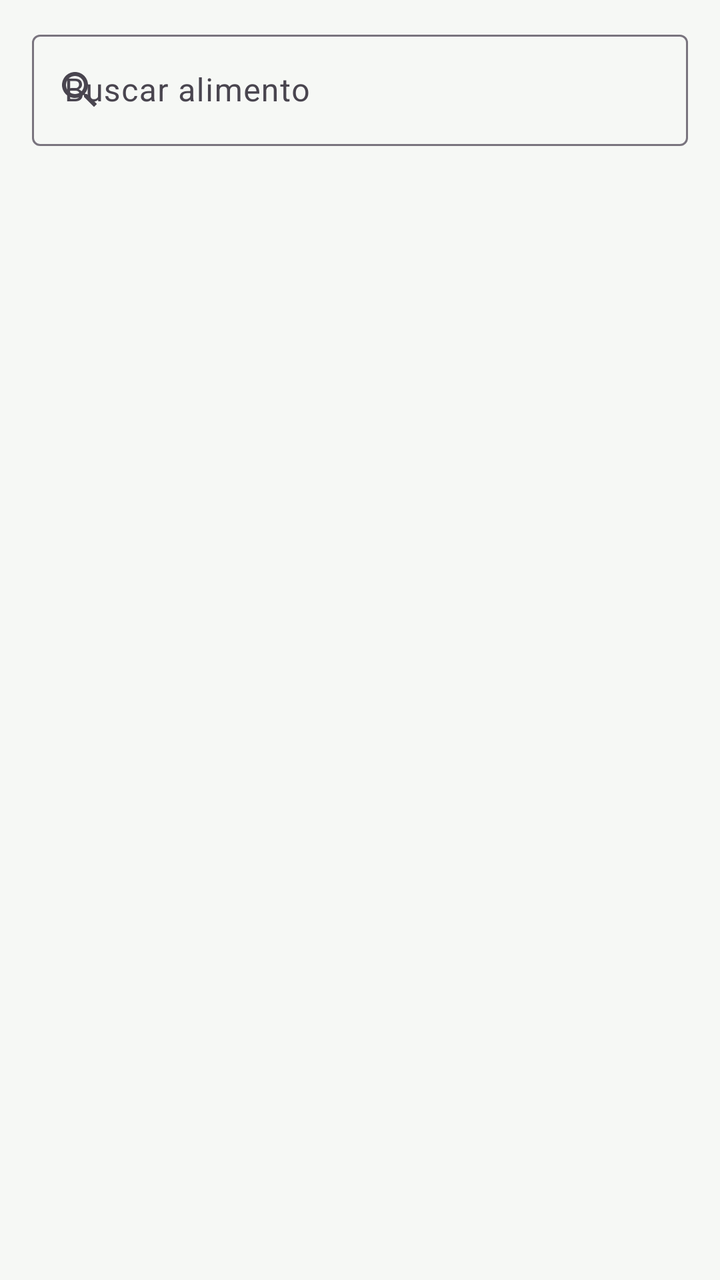
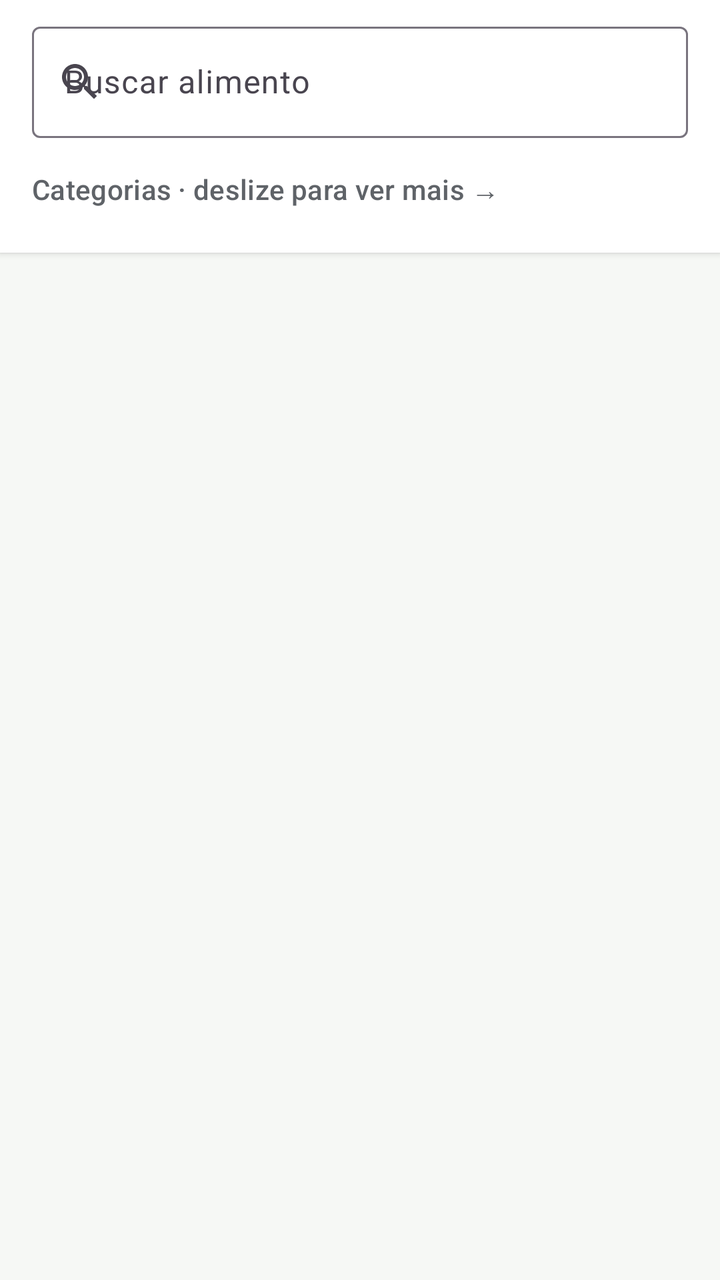

Screens rendered from an Android XML layout before and after an edit, with the pre-edit source and the edit as a unified diff.
<!-- AndroidManifest.xml: application theme Theme.TreinoCerto -->
<!-- res/layout/activity_adicionar_alimento.xml -->
<?xml version="1.0" encoding="utf-8"?>
<LinearLayout xmlns:android="http://schemas.android.com/apk/res/android"
    xmlns:app="http://schemas.android.com/apk/res-auto"
    android:layout_width="match_parent"
    android:layout_height="match_parent"
    android:orientation="vertical">

    <com.google.android.material.textfield.TextInputLayout
        style="@style/CampoTexto"
        android:layout_width="match_parent"
        android:layout_height="wrap_content"
        android:layout_marginHorizontal="@dimen/espaco_medio"
        android:hint="@string/alimento_buscar"
        app:endIconMode="clear_text"
        app:startIconDrawable="@drawable/ic_busca">

        <com.google.android.material.textfield.TextInputEditText
            android:id="@+id/edtBusca"
            android:layout_width="match_parent"
            android:layout_height="wrap_content"
            android:imeOptions="actionSearch"
            android:inputType="text" />
    </com.google.android.material.textfield.TextInputLayout>

    <HorizontalScrollView
        android:layout_width="match_parent"
        android:layout_height="wrap_content"
        android:layout_marginTop="@dimen/espaco_pequeno"
        android:scrollbars="none">

        <com.google.android.material.chip.ChipGroup
            android:id="@+id/grupoCategorias"
            android:layout_width="wrap_content"
            android:layout_height="wrap_content"
            android:paddingHorizontal="@dimen/espaco_medio"
            app:selectionRequired="true"
            app:singleLine="true"
            app:singleSelection="true" />
    </HorizontalScrollView>

    <FrameLayout
        android:layout_width="match_parent"
        android:layout_height="match_parent">

        <androidx.recyclerview.widget.RecyclerView
            android:id="@+id/rvAlimentos"
            android:layout_width="match_parent"
            android:layout_height="match_parent"
            android:clipToPadding="false"
            android:padding="@dimen/espaco_pequeno" />

        <ProgressBar
            android:id="@+id/progresso"
            android:layout_width="wrap_content"
            android:layout_height="wrap_content"
            android:layout_gravity="center" />

        <include
            android:id="@+id/vazio"
            layout="@layout/layout_estado_vazio" />
    </FrameLayout>
</LinearLayout>
<!-- res/layout/layout_estado_vazio.xml (included above) -->
<?xml version="1.0" encoding="utf-8"?>
<LinearLayout xmlns:android="http://schemas.android.com/apk/res/android"
    xmlns:app="http://schemas.android.com/apk/res-auto"
    android:layout_width="match_parent"
    android:layout_height="wrap_content"
    android:layout_gravity="center"
    android:gravity="center"
    android:orientation="vertical"
    android:padding="@dimen/margem_tela"
    android:visibility="gone">

    <ImageView
        android:id="@+id/imgVazio"
        android:layout_width="72dp"
        android:layout_height="72dp"
        android:alpha="0.6"
        android:importantForAccessibility="no"
        app:tint="@color/verde_primario" />

    <TextView
        android:id="@+id/txtVazio"
        android:layout_width="wrap_content"
        android:layout_height="wrap_content"
        android:layout_marginTop="@dimen/espaco_medio"
        android:gravity="center"
        android:textAppearance="@style/Texto.Secundario" />

    <Button
        android:id="@+id/btnVazio"
        style="@style/Botao.Principal"
        android:layout_width="wrap_content"
        android:layout_height="wrap_content"
        android:layout_marginTop="@dimen/espaco_medio"
        android:visibility="gone" />
</LinearLayout>
<!-- resources referenced by this layout -->
<resources>
  <color name="verde_primario">#2E7D32</color>
  <dimen name="espaco_medio">16dp</dimen>
  <dimen name="espaco_pequeno">8dp</dimen>
  <dimen name="margem_tela">20dp</dimen>
  <!-- drawable ic_busca (drawable) -->
  <vector xmlns:android="http://schemas.android.com/apk/res/android"
      android:width="24dp"
      android:height="24dp"
      android:viewportWidth="24"
      android:viewportHeight="24"
      android:tint="?attr/colorControlNormal">
      <path
          android:fillColor="@android:color/white"
          android:fillType="evenOdd"
          android:pathData="M15.5,14h-0.79l-0.28,-0.27C15.41,12.59 16,11.11 16,9.5 16,5.91 13.09,3 9.5,3S3,5.91 3,9.5 5.91,16 9.5,16c1.61,0 3.09,-0.59 4.23,-1.57l0.27,0.28v0.79l5,4.99L20.49,19l-4.99,-5zM9.5,14C7.01,14 5,11.99 5,9.5S7.01,5 9.5,5 14,7.01 14,9.5 11.99,14 9.5,14z" />
  </vector>
  <string name="alimento_buscar">Buscar alimento</string>
  <style name="Botao.Principal" parent="Widget.Material3.Button">
          <item name="android:minHeight">56dp</item>
          <item name="android:textSize">16sp</item>
      </style>
  <style name="CampoTexto" parent="Widget.Material3.TextInputLayout.OutlinedBox">
          <item name="android:layout_marginTop">12dp</item>
      </style>
  <style name="Texto.Secundario" parent="TextAppearance.Material3.BodyMedium">
          <item name="android:textColor">@color/texto_secundario</item>
      </style>
  <style name="Theme.TreinoCerto" parent="Theme.Material3.DayNight">
          <item name="colorPrimary">@color/verde_primario</item>
          <item name="colorOnPrimary">@color/sobre_primario</item>
          <item name="colorPrimaryContainer">@color/verde_claro</item>
          <item name="colorSecondary">@color/laranja</item>
          <item name="colorSecondaryContainer">@color/laranja_claro</item>
          <item name="colorSurface">@color/superficie</item>
          <item name="android:colorBackground">@color/fundo</item>
          <item name="colorError">@color/erro</item>
          <item name="actionBarStyle">@style/Widget.TreinoCerto.ActionBar</item>
          
          <item name="actionBarTheme">@style/ThemeOverlay.Material3.Dark.ActionBar</item>
          <item name="android:statusBarColor">@color/cabecalho_inicio</item>
      </style>
  <color name="texto_secundario">#5F6368</color>
  <color name="sobre_primario">#FFFFFF</color>
  <color name="verde_claro">#C8E6C9</color>
  <color name="laranja">#F57C00</color>
  <color name="laranja_claro">#FFE0B2</color>
  <color name="superficie">#FFFFFF</color>
  <color name="fundo">#F6F8F5</color>
  <color name="erro">#C62828</color>
  <style name="Widget.TreinoCerto.ActionBar" parent="Widget.Material3.ActionBar.Solid">
          <item name="background">@color/barra_superior</item>
          <item name="titleTextStyle">@style/TextAppearance.TreinoCerto.ActionBarTitle</item>
      </style>
  <color name="cabecalho_inicio">#1B5E20</color>
  <color name="barra_superior">#2E7D32</color>
  <style name="TextAppearance.TreinoCerto.ActionBarTitle" parent="TextAppearance.Material3.TitleLarge">
          <item name="android:textColor">@color/branco</item>
      </style>
  <color name="branco">#FFFFFF</color>
</resources>

<!-- the commit's change to res/layout/activity_adicionar_alimento.xml (unified diff, before → after) -->
@@ -5,49 +5,81 @@
     android:layout_height="match_parent"
     android:orientation="vertical">
 
-    <com.google.android.material.textfield.TextInputLayout
-        style="@style/CampoTexto"
+    
+    <LinearLayout
         android:layout_width="match_parent"
         android:layout_height="wrap_content"
-        android:layout_marginHorizontal="@dimen/espaco_medio"
-        android:hint="@string/alimento_buscar"
-        app:endIconMode="clear_text"
-        app:startIconDrawable="@drawable/ic_busca">
+        android:background="@color/superficie"
+        android:elevation="2dp"
+        android:orientation="vertical"
+        android:paddingTop="@dimen/espaco_pequeno">
 
-        <com.google.android.material.textfield.TextInputEditText
-            android:id="@+id/edtBusca"
+        <com.google.android.material.textfield.TextInputLayout
+            style="@style/Widget.Material3.TextInputLayout.OutlinedBox"
             android:layout_width="match_parent"
             android:layout_height="wrap_content"
-            android:imeOptions="actionSearch"
-            android:inputType="text" />
-    </com.google.android.material.textfield.TextInputLayout>
+            android:layout_marginHorizontal="@dimen/espaco_medio"
+            android:hint="@string/alimento_buscar"
+            app:endIconMode="clear_text"
+            app:startIconDrawable="@drawable/ic_busca">
 
-    <HorizontalScrollView
-        android:layout_width="match_parent"
-        android:layout_height="wrap_content"
-        android:layout_marginTop="@dimen/espaco_pequeno"
-        android:scrollbars="none">
+            <com.google.android.material.textfield.TextInputEditText
+                android:id="@+id/edtBusca"
+                android:layout_width="match_parent"
+                android:layout_height="wrap_content"
+                android:imeOptions="actionSearch"
+                android:inputType="text" />
+        </com.google.android.material.textfield.TextInputLayout>
 
-        <com.google.android.material.chip.ChipGroup
-            android:id="@+id/grupoCategorias"
+        <TextView
             android:layout_width="wrap_content"
             android:layout_height="wrap_content"
-            android:paddingHorizontal="@dimen/espaco_medio"
-            app:selectionRequired="true"
-            app:singleLine="true"
-            app:singleSelection="true" />
-    </HorizontalScrollView>
+            android:layout_marginHorizontal="@dimen/espaco_medio"
+            android:layout_marginTop="@dimen/espaco_medio"
+            android:text="@string/alimento_categorias"
+            android:textAppearance="@style/TextAppearance.Material3.LabelLarge"
+            android:textColor="@color/texto_secundario" />
+
+        
+        <HorizontalScrollView
+            android:id="@+id/rolagemCategorias"
+            android:layout_width="match_parent"
+            android:layout_height="wrap_content"
+            android:fadeScrollbars="false"
+            android:paddingBottom="10dp"
+            android:scrollbarSize="4dp"
+            android:scrollbarStyle="outsideInset"
+            android:scrollbarThumbHorizontal="@drawable/barra_rolagem"
+            android:scrollbars="horizontal">
+
+            <com.google.android.material.chip.ChipGroup
+                android:id="@+id/grupoCategorias"
+                android:layout_width="wrap_content"
+                android:layout_height="wrap_content"
+                android:paddingHorizontal="@dimen/espaco_medio"
+                android:paddingVertical="4dp"
+                app:chipSpacingHorizontal="8dp"
+                app:selectionRequired="true"
+                app:singleLine="true"
+                app:singleSelection="true" />
+        </HorizontalScrollView>
+    </LinearLayout>
 
     <FrameLayout
         android:layout_width="match_parent"
-        android:layout_height="match_parent">
+        android:layout_height="0dp"
+        android:layout_weight="1">
 
         <androidx.recyclerview.widget.RecyclerView
             android:id="@+id/rvAlimentos"
             android:layout_width="match_parent"
             android:layout_height="match_parent"
             android:clipToPadding="false"
-            android:padding="@dimen/espaco_pequeno" />
+            android:fadeScrollbars="false"
+            android:padding="@dimen/espaco_pequeno"
+            android:scrollbarStyle="outsideOverlay"
+            android:scrollbarThumbVertical="@drawable/barra_rolagem"
+            android:scrollbars="vertical" />
 
         <ProgressBar
             android:id="@+id/progresso"
<!-- resource entries referenced after the edit -->
@@ -4,6 +4,13 @@
   <dimen name="espaco_medio">16dp</dimen>
   <dimen name="espaco_pequeno">8dp</dimen>
   <dimen name="margem_tela">20dp</dimen>
+  <!-- drawable barra_rolagem (drawable) -->
+  <?xml version="1.0" encoding="utf-8"?>
+  <shape xmlns:android="http://schemas.android.com/apk/res/android" android:shape="rectangle">
+      <solid android:color="@color/verde_primario" />
+      <corners android:radius="2dp" />
+      <size android:width="4dp" android:height="4dp" />
+  </shape>
   <!-- drawable ic_busca (drawable) -->
   <vector xmlns:android="http://schemas.android.com/apk/res/android"
       android:width="24dp"
@@ -17,12 +24,10 @@
           android:pathData="M15.5,14h-0.79l-0.28,-0.27C15.41,12.59 16,11.11 16,9.5 16,5.91 13.09,3 9.5,3S3,5.91 3,9.5 5.91,16 9.5,16c1.61,0 3.09,-0.59 4.23,-1.57l0.27,0.28v0.79l5,4.99L20.49,19l-4.99,-5zM9.5,14C7.01,14 5,11.99 5,9.5S7.01,5 9.5,5 14,7.01 14,9.5 11.99,14 9.5,14z" />
   </vector>
   <string name="alimento_buscar">Buscar alimento</string>
+  <string name="alimento_categorias">Categorias · deslize para ver mais →</string>
   <style name="Botao.Principal" parent="Widget.Material3.Button">
           <item name="android:minHeight">56dp</item>
           <item name="android:textSize">16sp</item>
-      </style>
-  <style name="CampoTexto" parent="Widget.Material3.TextInputLayout.OutlinedBox">
-          <item name="android:layout_marginTop">12dp</item>
       </style>
   <style name="Texto.Secundario" parent="TextAppearance.Material3.BodyMedium">
           <item name="android:textColor">@color/texto_secundario</item>
